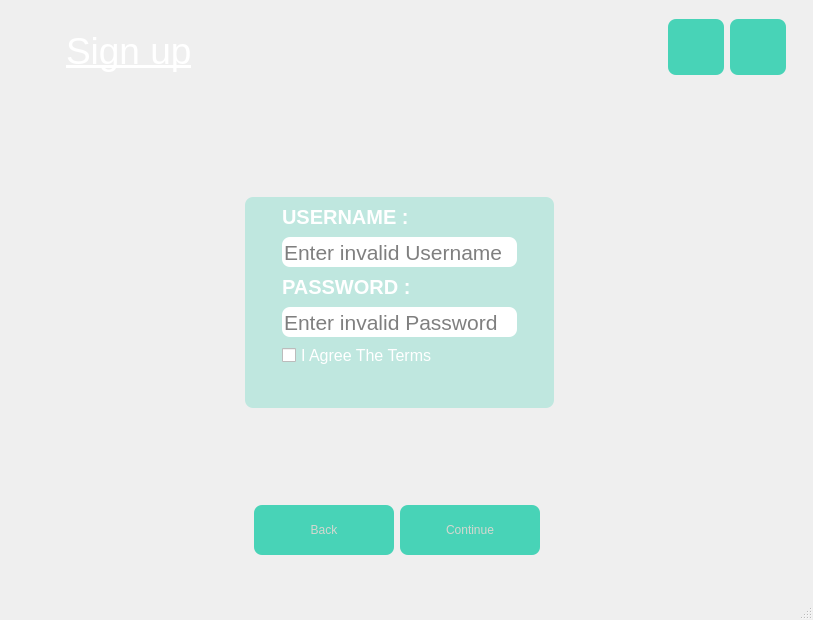
Above: signup.ui from ItsArtaz/cinema_management before the change. Below: the same form after it.
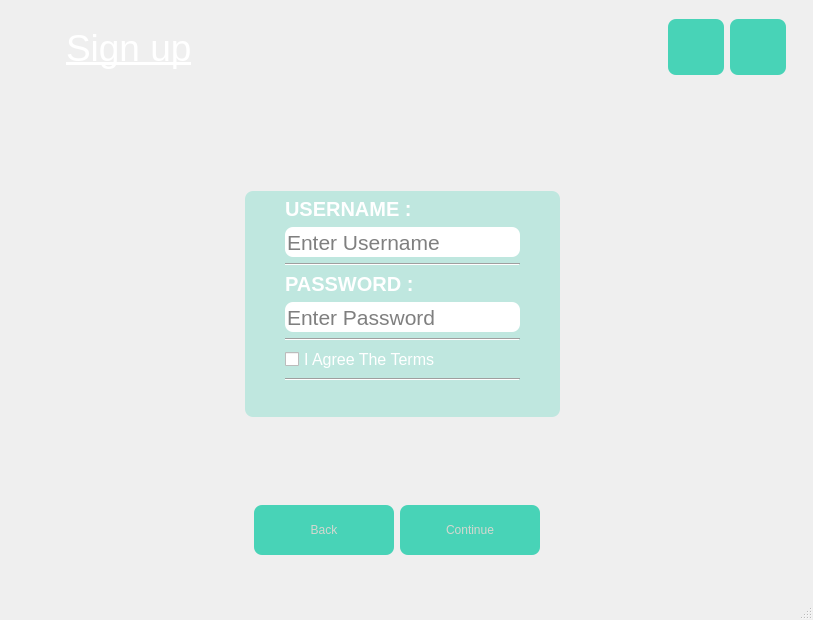
That is the form after the change. Icons and pictures are not drawn.

```diff
--- a/signup.ui
+++ b/signup.ui
@@ -181,7 +181,7 @@
           <enum>Qt::Vertical</enum>
          </property>
          <property name="sizeType">
-          <enum>QSizePolicy::Fixed</enum>
+          <enum>QSizePolicy::Expanding</enum>
          </property>
          <property name="sizeHint" stdset="0">
           <size>
@@ -191,28 +191,20 @@
          </property>
         </spacer>
        </item>
-       <item row="0" column="0">
-        <layout class="QHBoxLayout" name="horizontalLayout_5">
-         <item alignment="Qt::AlignHCenter">
-          <widget class="QLabel" name="l3">
-           <property name="font">
-            <font>
-             <pointsize>28</pointsize>
-             <weight>50</weight>
-             <italic>false</italic>
-             <bold>false</bold>
-             <underline>true</underline>
-            </font>
-           </property>
-           <property name="text">
-            <string>Sign up</string>
-           </property>
-          </widget>
-         </item>
-        </layout>
-       </item>
        <item row="2" column="1">
         <widget class="QWidget" name="gw2" native="true">
+         <property name="sizePolicy">
+          <sizepolicy hsizetype="Fixed" vsizetype="Fixed">
+           <horstretch>0</horstretch>
+           <verstretch>0</verstretch>
+          </sizepolicy>
+         </property>
+         <property name="minimumSize">
+          <size>
+           <width>315</width>
+           <height>226</height>
+          </size>
+         </property>
          <layout class="QGridLayout" name="gridLayout_2">
           <property name="leftMargin">
            <number>5</number>
@@ -227,8 +219,43 @@
            <number>5</number>
           </property>
           <property name="horizontalSpacing">
-           <number>6</number>
+           <number>5</number>
           </property>
+          <item row="0" column="0">
+           <widget class="QLabel" name="l1">
+            <property name="font">
+             <font>
+              <pointsize>15</pointsize>
+              <weight>75</weight>
+              <bold>true</bold>
+             </font>
+            </property>
+            <property name="text">
+             <string>USERNAME :</string>
+            </property>
+           </widget>
+          </item>
+          <item row="3" column="0">
+           <widget class="QLabel" name="l2">
+            <property name="font">
+             <font>
+              <pointsize>15</pointsize>
+              <weight>75</weight>
+              <bold>true</bold>
+             </font>
+            </property>
+            <property name="text">
+             <string>PASSWORD :</string>
+            </property>
+           </widget>
+          </item>
+          <item row="2" column="0">
+           <widget class="Line" name="line">
+            <property name="orientation">
+             <enum>Qt::Horizontal</enum>
+            </property>
+           </widget>
+          </item>
           <item row="1" column="0">
            <widget class="QLineEdit" name="le1">
             <property name="sizePolicy">
@@ -258,11 +285,23 @@
              <string>Enter Your Username</string>
             </property>
             <property name="placeholderText">
-             <string>Enter invalid Username</string>
+             <string>Enter Username</string>
             </property>
            </widget>
           </item>
-          <item row="3" column="0">
+          <item row="8" column="0">
+           <widget class="QCheckBox" name="cb1">
+            <property name="font">
+             <font>
+              <pointsize>12</pointsize>
+             </font>
+            </property>
+            <property name="text">
+             <string>I Agree The Terms </string>
+            </property>
+           </widget>
+          </item>
+          <item row="4" column="0">
            <widget class="QLineEdit" name="le2">
             <property name="sizePolicy">
              <sizepolicy hsizetype="Fixed" vsizetype="Fixed">
@@ -296,51 +335,18 @@
              <enum>QLineEdit::Password</enum>
             </property>
             <property name="placeholderText">
-             <string>Enter invalid Password</string>
-            </property>
-           </widget>
-          </item>
-          <item row="6" column="0">
-           <widget class="QCheckBox" name="cb1">
-            <property name="font">
-             <font>
-              <pointsize>12</pointsize>
-             </font>
-            </property>
-            <property name="text">
-             <string>I Agree The Terms </string>
-            </property>
-           </widget>
-          </item>
-          <item row="2" column="0">
-           <widget class="QLabel" name="l2">
-            <property name="font">
-             <font>
-              <pointsize>15</pointsize>
-              <weight>75</weight>
-              <bold>true</bold>
-             </font>
-            </property>
-            <property name="text">
-             <string>PASSWORD :</string>
-            </property>
-           </widget>
-          </item>
-          <item row="0" column="0">
-           <widget class="QLabel" name="l1">
-            <property name="font">
-             <font>
-              <pointsize>15</pointsize>
-              <weight>75</weight>
-              <bold>true</bold>
-             </font>
-            </property>
-            <property name="text">
-             <string>USERNAME :</string>
+             <string>Enter Password</string>
             </property>
            </widget>
           </item>
           <item row="7" column="0">
+           <widget class="Line" name="line_2">
+            <property name="orientation">
+             <enum>Qt::Horizontal</enum>
+            </property>
+           </widget>
+          </item>
+          <item row="10" column="0">
            <widget class="QLabel" name="l4">
             <property name="font">
              <font>
@@ -352,6 +358,13 @@
             </property>
            </widget>
           </item>
+          <item row="9" column="0">
+           <widget class="Line" name="line_3">
+            <property name="orientation">
+             <enum>Qt::Horizontal</enum>
+            </property>
+           </widget>
+          </item>
          </layout>
         </widget>
        </item>
@@ -516,6 +529,28 @@
          </property>
         </spacer>
        </item>
+       <item row="0" column="0">
+        <widget class="QWidget" name="" native="true">
+         <layout class="QHBoxLayout" name="horizontalLayout_5">
+          <item alignment="Qt::AlignHCenter">
+           <widget class="QLabel" name="l3">
+            <property name="font">
+             <font>
+              <pointsize>28</pointsize>
+              <weight>50</weight>
+              <italic>false</italic>
+              <bold>false</bold>
+              <underline>true</underline>
+             </font>
+            </property>
+            <property name="text">
+             <string>Sign up</string>
+            </property>
+           </widget>
+          </item>
+         </layout>
+        </widget>
+       </item>
       </layout>
      </widget>
     </item>
```
Left out of the diff: 6 changed lines with no effect on the pictures.
